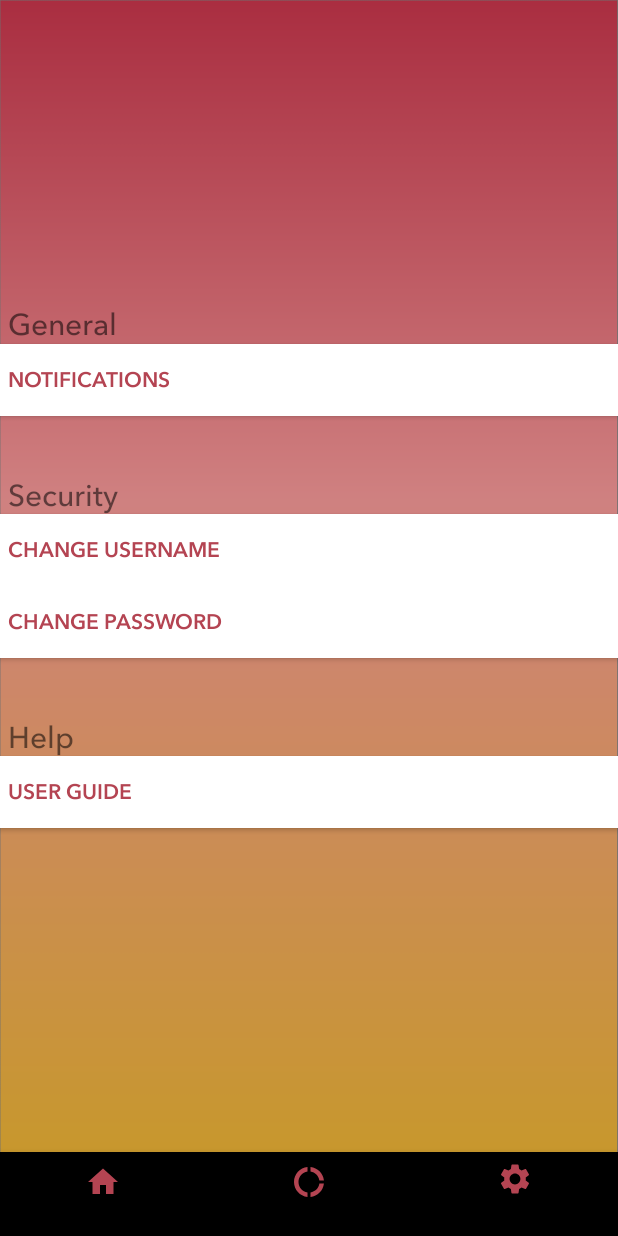
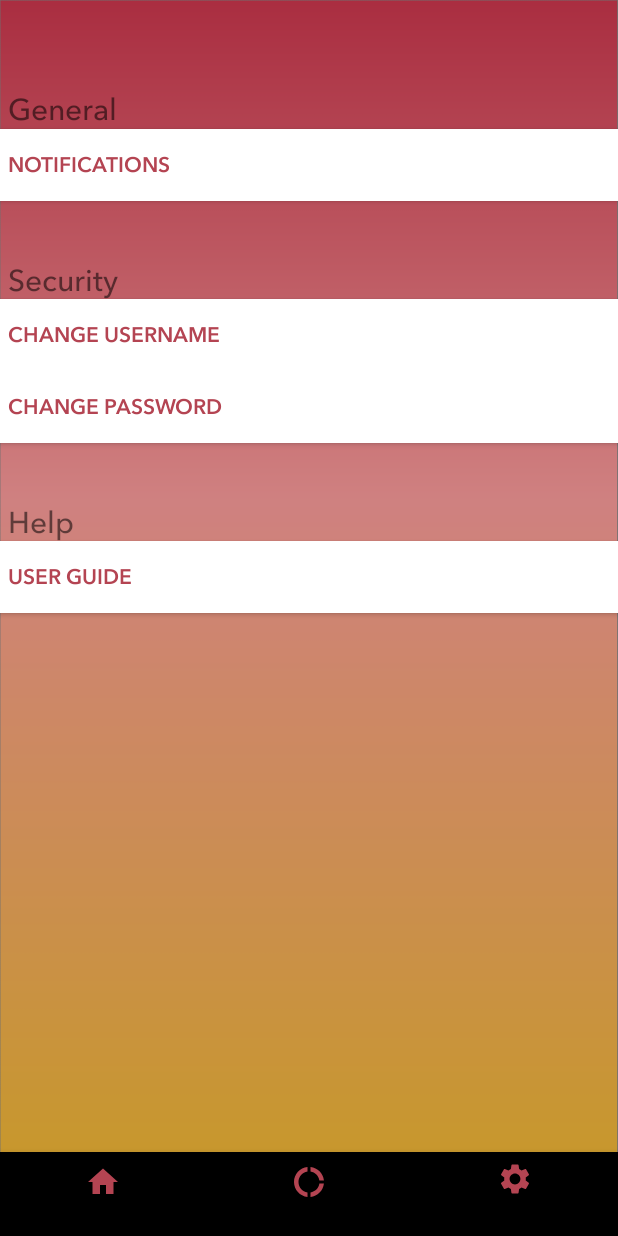
Before and after one commit to BeefxWellington/CMSC355Project, an Android app: the settings screen opened through its navigation route, on a phone screen of 412 x 824 dp. Run offline under Robolectric (Android 15) with nearby library versions, the phone set to English and light mode, and no system bars; our stand-ins replace navigation-ui.

Commit message:
Fix margins and constraints

```diff
--- a/app/src/main/res/layout/fragment_settings.xml
+++ b/app/src/main/res/layout/fragment_settings.xml
@@ -18,12 +18,12 @@
         android:layout_marginTop="60dp"
         android:fontFamily="@font/avenirlight"
         android:text="General"
-        android:textSize="20dp"
-        app:layout_constraintBottom_toTopOf="@+id/button_notifsettings"
+        android:textSize="20sp"
         app:layout_constraintEnd_toEndOf="parent"
         app:layout_constraintStart_toStartOf="parent"
         app:layout_constraintTop_toTopOf="parent"
-        app:layout_constraintVertical_bias="1.0" />
+        app:layout_constraintVertical_bias="1.0"
+        android:layout_marginStart="5dp" />
 
     <Button
         android:id="@+id/button_notifsettings"
@@ -37,7 +37,7 @@
         android:text="Notifications"
         android:textAlignment="viewStart"
         android:textColor="@color/colorPrimaryDark"
-        app:layout_constraintBottom_toTopOf="@+id/textView2"
+        app:layout_constraintTop_toBottomOf="@id/textView"
         app:layout_constraintEnd_toEndOf="parent"
         app:layout_constraintHorizontal_bias="0.0"
         app:layout_constraintStart_toStartOf="parent" />
@@ -48,12 +48,14 @@
         android:layout_height="wrap_content"
         android:fontFamily="@font/avenirlight"
         android:text="Security"
-        android:textSize="20dp"
+        android:textSize="20sp"
+        android:layout_marginTop="40dp"
         android:layout_marginLeft="5dp"
-        app:layout_constraintBottom_toTopOf="@+id/button_usersettings"
+        app:layout_constraintTop_toBottomOf="@id/button_notifsettings"
         app:layout_constraintEnd_toEndOf="parent"
         app:layout_constraintHorizontal_bias="0.0"
-        app:layout_constraintStart_toStartOf="parent" />
+        app:layout_constraintStart_toStartOf="parent"
+        android:layout_marginStart="5dp" />
 
     <Button
         android:id="@+id/button_usersettings"
@@ -66,7 +68,7 @@
         android:text="Change Username"
         android:textAlignment="viewStart"
         android:textColor="@color/colorPrimaryDark"
-        app:layout_constraintBottom_toTopOf="@+id/button_passsettings"
+        app:layout_constraintTop_toBottomOf="@id/textView2"
         app:layout_constraintEnd_toEndOf="parent"
         app:layout_constraintHorizontal_bias="0.0"
         app:layout_constraintStart_toStartOf="parent" />
@@ -83,7 +85,7 @@
         android:text="Change Password"
         android:textAlignment="viewStart"
         android:textColor="@color/colorPrimaryDark"
-        app:layout_constraintBottom_toTopOf="@+id/textView3"
+        app:layout_constraintTop_toBottomOf="@id/button_usersettings"
         app:layout_constraintEnd_toEndOf="parent"
         app:layout_constraintHorizontal_bias="0.0"
         app:layout_constraintStart_toStartOf="parent" />
@@ -94,12 +96,14 @@
         android:layout_height="wrap_content"
         android:fontFamily="@font/avenirlight"
         android:text="Help"
-        android:textSize="20dp"
+        android:textSize="20sp"
+        android:layout_marginTop="40dp"
         android:layout_marginLeft="5dp"
-        app:layout_constraintBottom_toTopOf="@+id/button_userguide"
+        app:layout_constraintTop_toBottomOf="@id/button_passsettings"
         app:layout_constraintEnd_toEndOf="parent"
         app:layout_constraintHorizontal_bias="0.0"
-        app:layout_constraintStart_toStartOf="parent" />
+        app:layout_constraintStart_toStartOf="parent"
+        android:layout_marginStart="5dp" />
 
     <Button
         android:id="@+id/button_userguide"
@@ -116,7 +120,9 @@
         app:layout_constraintBottom_toBottomOf="parent"
         app:layout_constraintEnd_toEndOf="parent"
         app:layout_constraintHorizontal_bias="0.0"
-        app:layout_constraintStart_toStartOf="parent" />
+        app:layout_constraintStart_toStartOf="parent"
+        app:layout_constraintTop_toBottomOf="@id/textView3"
+        app:layout_constraintVertical_bias="0.0" />
 
 
 </androidx.constraintlayout.widget.ConstraintLayout>
--- a/app/src/main/res/layout/fragment_user_settings.xml
+++ b/app/src/main/res/layout/fragment_user_settings.xml
@@ -39,20 +39,18 @@
 
     <EditText
         android:id="@+id/passwordEditText"
-        android:background="@drawable/input_field"
         android:layout_width="375dp"
         android:layout_height="60dp"
         android:layout_marginTop="10dp"
+        android:background="@drawable/input_field"
         android:ems="10"
         android:hint="Password"
         android:inputType="textPassword"
         android:textColor="@android:color/secondary_text_light"
-        app:layout_constraintBottom_toBottomOf="parent"
         app:layout_constraintEnd_toEndOf="parent"
         app:layout_constraintHorizontal_bias="0.529"
         app:layout_constraintStart_toStartOf="parent"
-        app:layout_constraintTop_toBottomOf="@+id/textView7"
-        app:layout_constraintVertical_bias="0.0" />
+        app:layout_constraintTop_toBottomOf="@+id/textView7" />
 
     <Button
         android:id="@+id/changeusername"
@@ -63,9 +61,11 @@
         android:text="Change Username"
         android:textColor="@color/white"
         android:textSize="20sp"
+        app:layout_constraintBottom_toBottomOf="parent"
         app:layout_constraintEnd_toEndOf="parent"
-        app:layout_constraintHorizontal_bias="0.529"
+        app:layout_constraintHorizontal_bias="0.444"
         app:layout_constraintStart_toStartOf="parent"
-        app:layout_constraintTop_toBottomOf="@+id/passwordEditText" />
+        app:layout_constraintTop_toBottomOf="@+id/passwordEditText"
+        app:layout_constraintVertical_bias="0.062" />
 
 </androidx.constraintlayout.widget.ConstraintLayout>
```
